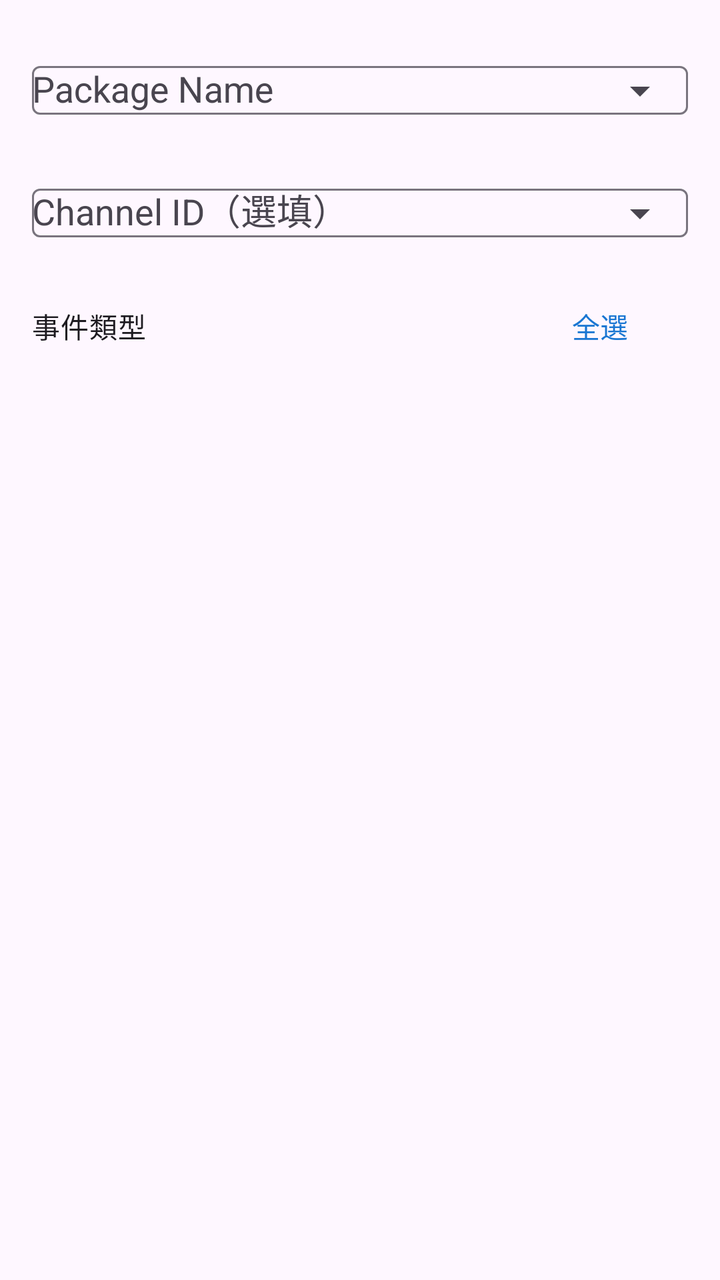
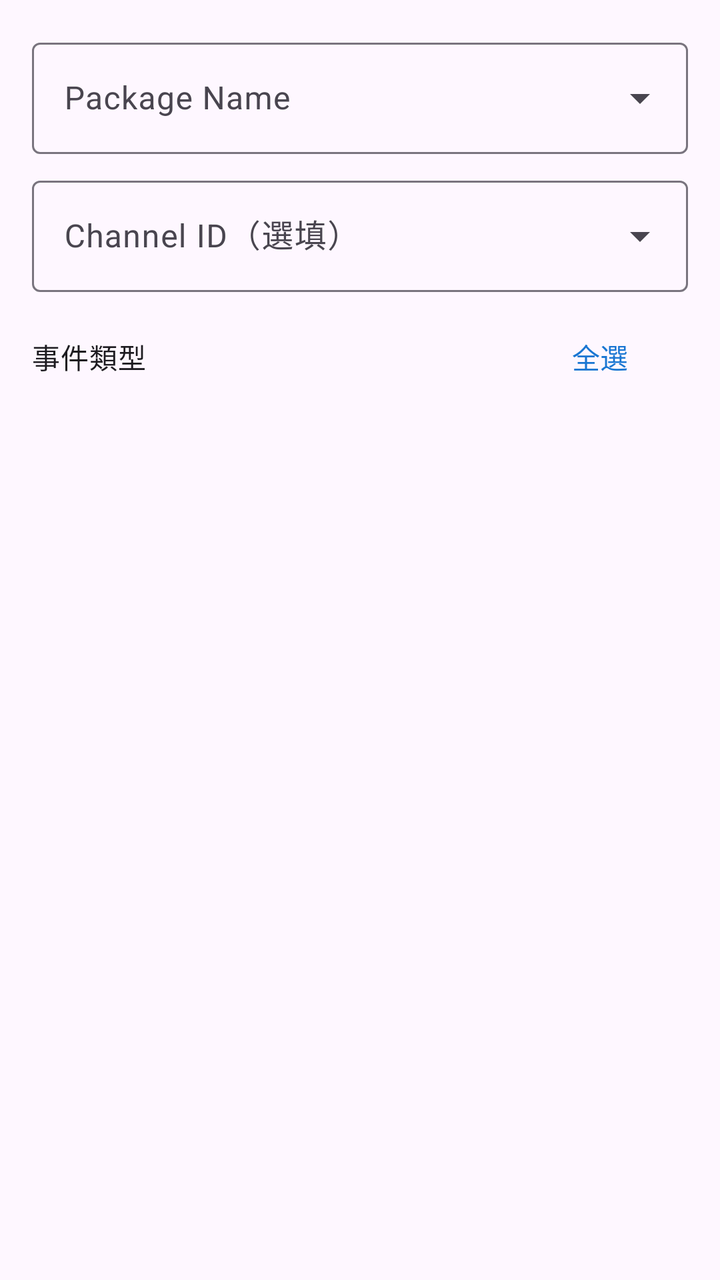

Compare the two renders of this Android layout. The source of the first and the diff that turns it into the second are given below.
<!-- AndroidManifest.xml: application theme Theme.NotificationMaster -->
<!-- res/layout/dialog_add_filter_rule.xml -->
<?xml version="1.0" encoding="utf-8"?>
<ScrollView xmlns:android="http://schemas.android.com/apk/res/android"
    xmlns:app="http://schemas.android.com/apk/res-auto"
    android:layout_width="match_parent"
    android:layout_height="wrap_content"
    android:padding="16dp">

    <LinearLayout
        android:layout_width="match_parent"
        android:layout_height="wrap_content"
        android:orientation="vertical">

        
        <com.google.android.material.textfield.TextInputLayout
            android:id="@+id/layout_category"
            style="@style/Widget.Material3.TextInputLayout.OutlinedBox.ExposedDropdownMenu"
            android:layout_width="match_parent"
            android:layout_height="wrap_content"
            android:hint="@string/filter_dialog_category"
            android:layout_marginBottom="8dp"
            android:visibility="gone">

            <com.google.android.material.textfield.MaterialAutoCompleteTextView
                android:id="@+id/dropdown_category"
                android:layout_width="match_parent"
                android:layout_height="wrap_content"
                android:inputType="none"
                android:editable="false" />

        </com.google.android.material.textfield.TextInputLayout>

        
        <com.google.android.material.textfield.TextInputLayout
            android:id="@+id/layout_package_name"
            style="@style/Widget.Material3.TextInputLayout.OutlinedBox"
            android:layout_width="match_parent"
            android:layout_height="wrap_content"
            android:hint="@string/filter_dialog_package_name"
            app:endIconMode="dropdown_menu"
            android:layout_marginBottom="8dp">

            <com.google.android.material.textfield.MaterialAutoCompleteTextView
                android:id="@+id/edit_package_name"
                android:layout_width="match_parent"
                android:layout_height="wrap_content"
                android:inputType="textNoSuggestions"
                android:completionThreshold="1" />
        </com.google.android.material.textfield.TextInputLayout>

        
        <com.google.android.material.textfield.TextInputLayout
            android:id="@+id/layout_channel_id"
            style="@style/Widget.Material3.TextInputLayout.OutlinedBox"
            android:layout_width="match_parent"
            android:layout_height="wrap_content"
            android:hint="@string/filter_dialog_channel_id"
            app:endIconMode="dropdown_menu"
            android:layout_marginBottom="12dp">

            <com.google.android.material.textfield.MaterialAutoCompleteTextView
                android:id="@+id/edit_channel_id"
                android:layout_width="match_parent"
                android:layout_height="wrap_content"
                android:inputType="textNoSuggestions"
                android:completionThreshold="1" />
        </com.google.android.material.textfield.TextInputLayout>

        
        <LinearLayout
            android:layout_width="match_parent"
            android:layout_height="wrap_content"
            android:orientation="horizontal"
            android:gravity="center_vertical"
            android:layout_marginBottom="4dp">

            <com.google.android.material.textview.MaterialTextView
                android:layout_width="0dp"
                android:layout_height="wrap_content"
                android:layout_weight="1"
                android:text="@string/filter_dialog_event_types"
                android:textAppearance="?attr/textAppearanceBodyMedium" />

            <com.google.android.material.button.MaterialButton
                android:id="@+id/btn_select_all"
                style="@style/Widget.Material3.Button.TextButton"
                android:layout_width="wrap_content"
                android:layout_height="wrap_content"
                android:text="@string/filter_select_all"
                android:minHeight="36dp" />
        </LinearLayout>

        
        <LinearLayout
            android:id="@+id/container_event_types"
            android:layout_width="match_parent"
            android:layout_height="wrap_content"
            android:orientation="vertical" />

    </LinearLayout>
</ScrollView>
<!-- resources referenced by this layout -->
<resources>
  <string name="filter_dialog_category">規則類別</string>
  <string name="filter_dialog_channel_id">Channel ID（選填）</string>
  <string name="filter_dialog_event_types">事件類型</string>
  <string name="filter_dialog_package_name">Package Name</string>
  <string name="filter_select_all">全選</string>
  <style name="Theme.NotificationMaster" parent="Theme.Material3.DayNight.NoActionBar">
          
          <item name="colorPrimary">@color/primary</item>
          <item name="colorPrimaryVariant">@color/primary_dark</item>
          <item name="colorOnPrimary">@color/white</item>
  
          
          <item name="colorSecondary">@color/secondary</item>
          <item name="colorSecondaryVariant">@color/secondary_dark</item>
          <item name="colorOnSecondary">@color/black</item>
  
          
          <item name="android:statusBarColor">?attr/colorPrimaryVariant</item>
  
          
      </style>
  <color name="primary">#1976D2</color>
  <color name="primary_dark">#1565C0</color>
  <color name="white">#FFFFFF</color>
  <color name="secondary">#FF9800</color>
  <color name="secondary_dark">#F57C00</color>
  <color name="black">#000000</color>
</resources>

<!-- the commit's change to res/layout/dialog_add_filter_rule.xml (unified diff, before → after) -->
@@ -32,11 +32,10 @@
         
         <com.google.android.material.textfield.TextInputLayout
             android:id="@+id/layout_package_name"
-            style="@style/Widget.Material3.TextInputLayout.OutlinedBox"
+            style="@style/Widget.Material3.TextInputLayout.OutlinedBox.ExposedDropdownMenu"
             android:layout_width="match_parent"
             android:layout_height="wrap_content"
             android:hint="@string/filter_dialog_package_name"
-            app:endIconMode="dropdown_menu"
             android:layout_marginBottom="8dp">
 
             <com.google.android.material.textfield.MaterialAutoCompleteTextView
@@ -50,11 +49,10 @@
         
         <com.google.android.material.textfield.TextInputLayout
             android:id="@+id/layout_channel_id"
-            style="@style/Widget.Material3.TextInputLayout.OutlinedBox"
+            style="@style/Widget.Material3.TextInputLayout.OutlinedBox.ExposedDropdownMenu"
             android:layout_width="match_parent"
             android:layout_height="wrap_content"
             android:hint="@string/filter_dialog_channel_id"
-            app:endIconMode="dropdown_menu"
             android:layout_marginBottom="12dp">
 
             <com.google.android.material.textfield.MaterialAutoCompleteTextView
